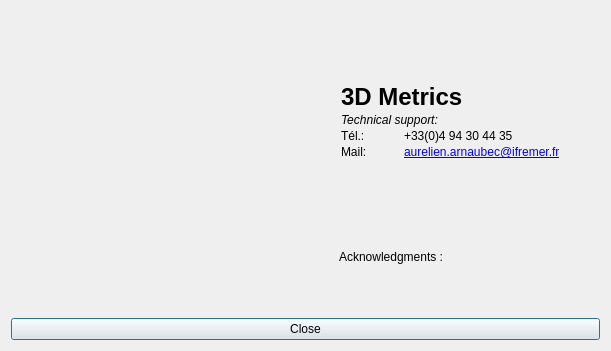
The window that Src/3DMetrics/about_dialog.ui (IfremerUnderwater/3DMetrics) describes before a commit, drawn with Qt 5.
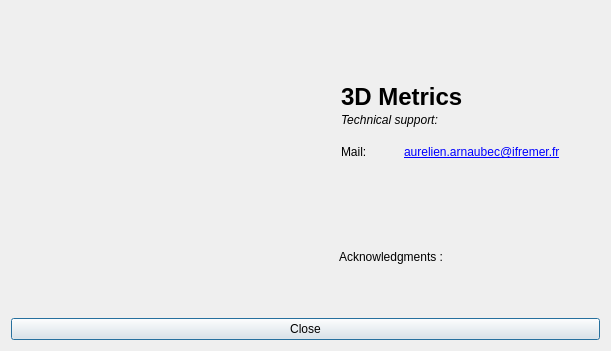
The same window after the commit. Icons and pictures are not drawn.

The edit to the form file:
```diff
--- a/Src/3DMetrics/about_dialog.ui
+++ b/Src/3DMetrics/about_dialog.ui
@@ -46,7 +46,7 @@
        <item>
         <widget class="QLabel" name="label_2">
          <property name="text">
-          <string>&lt;html&gt;&lt;head/&gt;&lt;body&gt;&lt;table border=&quot;0&quot; style=&quot; margin-top:0px; margin-bottom:0px; margin-left:0px; margin-right:0px;&quot; cellspacing=&quot;2&quot; cellpadding=&quot;0&quot;&gt;&lt;tr&gt;&lt;td colspan=&quot;2&quot;&gt;&lt;p&gt;&lt;span style=&quot; font-size:xx-large; font-weight:600;&quot;&gt;3D Metrics&lt;/span&gt;&lt;/p&gt;&lt;/td&gt;&lt;/tr&gt;&lt;tr&gt;&lt;td colspan=&quot;2&quot;&gt;&lt;p&gt;&lt;span style=&quot; font-style:italic;&quot;&gt;Technical support:&lt;/span&gt;&lt;/p&gt;&lt;/td&gt;&lt;/tr&gt;&lt;tr&gt;&lt;td&gt;&lt;p&gt;Tél.:&lt;/p&gt;&lt;/td&gt;&lt;td&gt;&lt;p&gt;+33(0)4 94 30 44 35&lt;/p&gt;&lt;/td&gt;&lt;/tr&gt;&lt;tr&gt;&lt;td&gt;&lt;p&gt;Mail:&lt;/p&gt;&lt;/td&gt;&lt;td&gt;&lt;p&gt;&lt;a href=&quot;mailto:aurelien.arnaubec@ifremer.fr&quot;&gt;&lt;span style=&quot; text-decoration: underline; color:#0000ff;&quot;&gt;aurelien.arnaubec@ifremer.fr&lt;/span&gt;&lt;/a&gt;&lt;/p&gt;&lt;/td&gt;&lt;/tr&gt;&lt;/table&gt;&lt;/body&gt;&lt;/html&gt;</string>
+          <string>&lt;html&gt;&lt;head/&gt;&lt;body&gt;&lt;table border=&quot;0&quot; style=&quot; margin-top:0px; margin-bottom:0px; margin-left:0px; margin-right:0px;&quot; cellspacing=&quot;2&quot; cellpadding=&quot;0&quot;&gt;&lt;tr&gt;&lt;td colspan=&quot;2&quot;&gt;&lt;p&gt;&lt;span style=&quot; font-size:xx-large; font-weight:600;&quot;&gt;3D Metrics&lt;/span&gt;&lt;/p&gt;&lt;/td&gt;&lt;/tr&gt;&lt;tr&gt;&lt;td colspan=&quot;2&quot;&gt;&lt;p&gt;&lt;span style=&quot; font-style:italic;&quot;&gt;Technical support:&lt;/span&gt;&lt;/p&gt;&lt;/td&gt;&lt;/tr&gt;&lt;tr&gt;&lt;td/&gt;&lt;td/&gt;&lt;/tr&gt;&lt;tr&gt;&lt;td&gt;&lt;p&gt;Mail:&lt;/p&gt;&lt;/td&gt;&lt;td&gt;&lt;p&gt;&lt;a href=&quot;mailto:aurelien.arnaubec@ifremer.fr&quot;&gt;&lt;span style=&quot; text-decoration: underline; color:#0000ff;&quot;&gt;aurelien.arnaubec@ifremer.fr&lt;/span&gt;&lt;/a&gt;&lt;/p&gt;&lt;/td&gt;&lt;/tr&gt;&lt;/table&gt;&lt;/body&gt;&lt;/html&gt;</string>
          </property>
          <property name="alignment">
           <set>Qt::AlignCenter</set>
```
